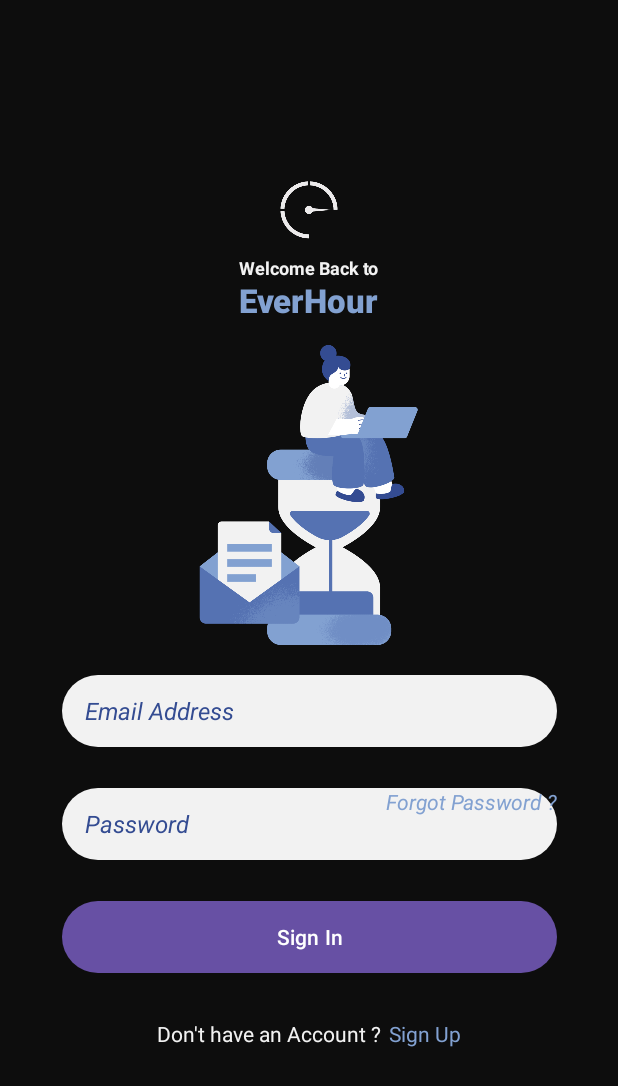
After one commit to qndreali/EverHourPrototype, an Android app: the layout signin.xml on its own in the app's theme, with its tools: preview values and no code run, on a phone screen of 412 x 824 dp. The commit adds this screen. Shown: the top 1086 px of the screen. Run offline under Robolectric (Android 15) with nearby library versions, the phone set to English and light mode, and no system bars.

Commit message:
signin xmls

```diff
--- /dev/null
+++ b/app/src/main/res/layout/signin.xml
@@ -0,0 +1,161 @@
+<?xml version="1.0" encoding="utf-8"?>
+<androidx.constraintlayout.widget.ConstraintLayout xmlns:android="http://schemas.android.com/apk/res/android"
+    xmlns:app="http://schemas.android.com/apk/res-auto"
+    xmlns:tools="http://schemas.android.com/tools"
+    android:id="@+id/cloSignIn"
+    android:layout_width="match_parent"
+    android:layout_height="match_parent"
+    android:background="@color/black">
+
+    <ImageView
+        android:id="@+id/ivLogo"
+        android:layout_width="80dp"
+        android:layout_height="80dp"
+        android:layout_marginTop="100dp"
+        app:layout_constraintEnd_toEndOf="parent"
+        app:layout_constraintHorizontal_bias="0.5"
+        app:layout_constraintStart_toStartOf="parent"
+        app:layout_constraintTop_toTopOf="parent"
+        app:srcCompat="@drawable/EverHourIcon"
+        tools:ignore="ContentDescription" />
+
+    <TextView
+        android:id="@+id/tvPrompt"
+        android:layout_width="wrap_content"
+        android:layout_height="wrap_content"
+        android:layout_marginTop="170dp"
+        android:text="@string/sign_in_prompt"
+        android:textColor="@color/white"
+        android:textSize="12sp"
+        android:textStyle="bold"
+        app:layout_constraintEnd_toEndOf="parent"
+        app:layout_constraintHorizontal_bias="0.5"
+        app:layout_constraintStart_toStartOf="parent"
+        app:layout_constraintTop_toTopOf="parent" />
+
+    <TextView
+        android:id="@+id/tvAppName"
+        android:layout_width="wrap_content"
+        android:layout_height="wrap_content"
+        android:layout_marginTop="185dp"
+        android:fontFamily="sans-serif-black"
+        android:text="@string/app_name"
+        android:textColor="@color/blue1"
+        android:textSize="22sp"
+        android:textStyle="bold"
+        android:typeface="normal"
+        app:layout_constraintEnd_toEndOf="parent"
+        app:layout_constraintHorizontal_bias="0.5"
+        app:layout_constraintStart_toStartOf="parent"
+        app:layout_constraintTop_toTopOf="parent" />
+
+    <ImageView
+        android:id="@+id/ivSIIllust"
+        android:layout_width="200dp"
+        android:layout_height="200dp"
+        android:layout_marginTop="230dp"
+        app:layout_constraintEnd_toEndOf="parent"
+        app:layout_constraintHorizontal_bias="0.5"
+        app:layout_constraintStart_toStartOf="parent"
+        app:layout_constraintTop_toTopOf="parent"
+        app:srcCompat="@drawable/Splashscreen1"
+        tools:ignore="ContentDescription" />
+
+    <EditText
+        android:id="@+id/etvSIEmail"
+        android:layout_width="330dp"
+        android:layout_height="48dp"
+        android:layout_marginTop="450dp"
+        android:background="@drawable/inputfields"
+        android:ems="10"
+        android:hint="@string/email"
+        android:importantForAutofill="no"
+        android:inputType="textEmailAddress"
+        android:paddingStart="15dp"
+        android:textColor="@color/blue3"
+        android:textColorHint="@color/blue3"
+        android:textSize="16sp"
+        android:textStyle="italic"
+        app:layout_constraintEnd_toEndOf="parent"
+        app:layout_constraintHorizontal_bias="0.5"
+        app:layout_constraintStart_toStartOf="parent"
+        app:layout_constraintTop_toTopOf="parent"
+        tools:ignore="RtlSymmetry" />
+
+    <EditText
+        android:id="@+id/etvSIPassword"
+        android:layout_width="330dp"
+        android:layout_height="48dp"
+        android:layout_marginTop="525dp"
+        android:background="@drawable/inputfields"
+        android:ems="10"
+        android:hint="@string/pw"
+        android:importantForAutofill="no"
+        android:inputType="textPassword"
+        android:paddingStart="15dp"
+        android:textColor="@color/blue3"
+        android:textColorHint="@color/blue3"
+        android:textSize="16sp"
+        android:textStyle="italic"
+        app:layout_constraintEnd_toEndOf="parent"
+        app:layout_constraintHorizontal_bias="0.5"
+        app:layout_constraintStart_toStartOf="parent"
+        app:layout_constraintTop_toTopOf="parent"
+        tools:ignore="RtlSymmetry" />
+
+    <TextView
+        android:id="@+id/textView"
+        android:layout_width="wrap_content"
+        android:layout_height="wrap_content"
+        android:layout_marginEnd="40dp"
+        android:layout_marginBottom="280dp"
+        android:text="@string/forgot_pw_prompt"
+        android:textColor="@color/blue1"
+        android:textStyle="italic"
+        app:layout_constraintBottom_toBottomOf="parent"
+        app:layout_constraintEnd_toEndOf="parent" />
+
+    <Button
+        android:id="@+id/btnSignInMain"
+        android:layout_width="330dp"
+        android:layout_height="48dp"
+        android:layout_marginBottom="175dp"
+        android:background="@drawable/gradient"
+        android:text="@string/sign_in"
+        app:layout_constraintBottom_toBottomOf="parent"
+        app:layout_constraintEnd_toEndOf="parent"
+        app:layout_constraintHorizontal_bias="0.5"
+        app:layout_constraintStart_toStartOf="parent"
+        tools:ignore="VisualLintButtonSize" />
+
+    <LinearLayout
+        android:id="@+id/lloPrompt"
+        android:layout_width="wrap_content"
+        android:layout_height="wrap_content"
+        android:layout_marginBottom="125dp"
+        android:orientation="horizontal"
+        app:layout_constraintBottom_toBottomOf="parent"
+        app:layout_constraintEnd_toEndOf="parent"
+        app:layout_constraintHorizontal_bias="0.5"
+        app:layout_constraintStart_toStartOf="parent">
+
+        <TextView
+            android:id="@+id/tvInToUp"
+            android:layout_width="wrap_content"
+            android:layout_height="wrap_content"
+            android:layout_weight="1"
+            android:text="@string/sign_in_to_up"
+            android:textColor="@color/white" />
+
+        <TextView
+            android:id="@+id/tvUp"
+            android:layout_width="wrap_content"
+            android:layout_height="wrap_content"
+            android:layout_weight="1"
+            android:paddingStart="5dp"
+            android:text="@string/sign_up"
+            android:textColor="@color/blue1"
+            tools:ignore="RtlSymmetry" />
+    </LinearLayout>
+
+</androidx.constraintlayout.widget.ConstraintLayout>
--- a/app/src/main/res/values/strings.xml
+++ b/app/src/main/res/values/strings.xml
@@ -9,6 +9,7 @@
     <string name="sign_in_prompt">Welcome Back to</string>
     <string name="sign_up_to_in">Already have an Account ? </string>
     <string name="sign_in_to_up">Don\'t have an Account ? </string>
+    <string name="forgot_pw_prompt">Forgot Password ?</string>
 
     <string name="f_name">First Name</string>
     <string name="l_name">Last Name</string>
```
